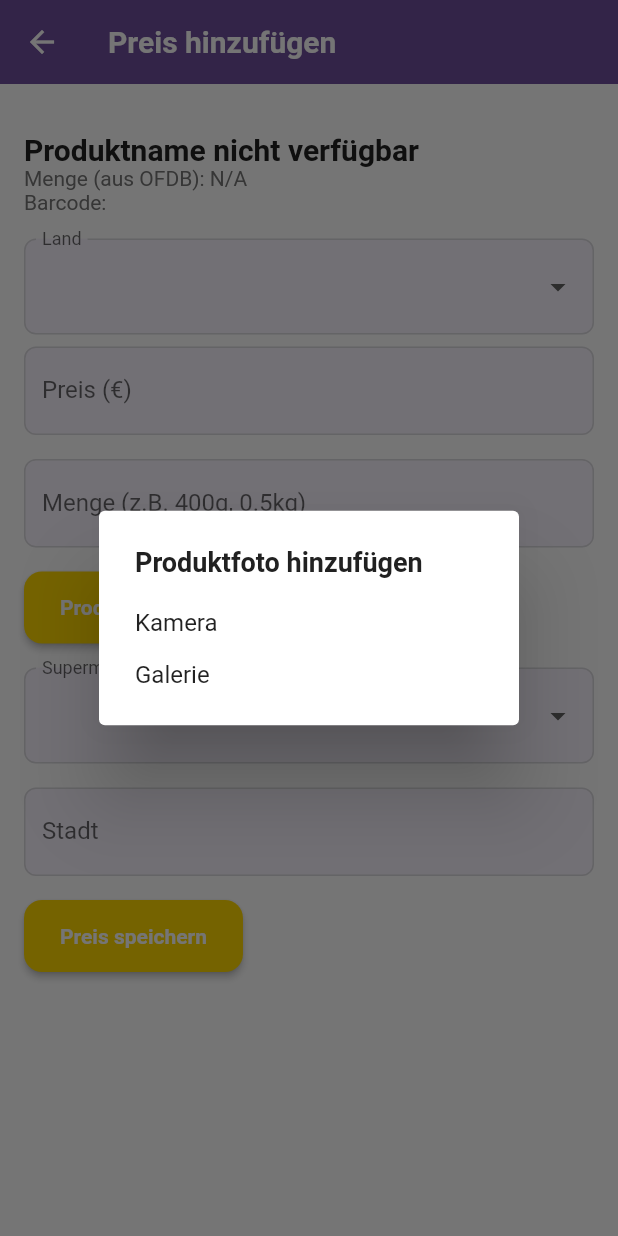
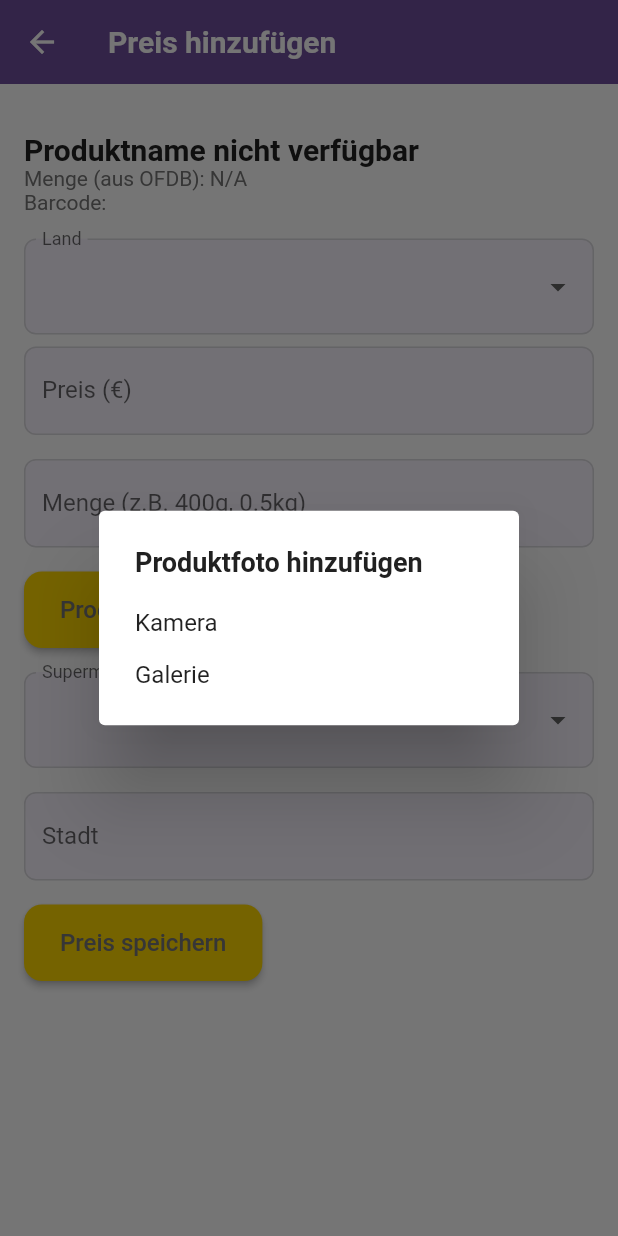
Before and after one commit to bobanmilano/alpenpreisgrenze, a Flutter app: the AddPriceScreen screen opened directly with empty values, after a tap on the "arrow drop down" icon, after a tap on "Produktfoto machen", on a phone screen of 412 x 824 dp. Run offline on Flutter 3.47's test engine with Material 3 defaults, Android fonts, the phone set to English and light mode, and no system bars; our stand-ins replace cloud_firestore, community_material_icon, connectivity_plus, firebase_auth, firebase_core, firebase_storage and 4 more; missing offline and left inert: flutter_image_gallery_saver, mobile_scanner; accounts and stored records are empty; network calls fail.

Commit message:
feat: updates in design and stability

```diff
--- a/lib/screens/add_price_screen.dart
+++ b/lib/screens/add_price_screen.dart
@@ -4,6 +4,7 @@
 import 'package:my_price_tracker_app/models/product.dart';
 import 'package:my_price_tracker_app/services/firebase_service.dart';
 import 'package:my_price_tracker_app/services/openfoodfacts_service.dart';
+import 'package:my_price_tracker_app/theme/app_theme.dart';
 import 'package:path_provider/path_provider.dart';
 import '../services/local_location_service.dart';
 import 'dart:io';
@@ -418,13 +419,13 @@
       // --- Normalisieren für Speicherung und Duplikatsprüfung (nur store!) ---
       String normalizedStore = _selectedStore!.toLowerCase();
       String normalizedCity = _cityController.text.trim().toLowerCase();
-    String normalizedProductName = (_product!.productName ?? 'Unbekannt').toLowerCase();
+      String normalizedProductName = (_product!.productName ?? 'Unbekannt')
+          .toLowerCase();
       String? normalizedBrands = _product!.brands?.toLowerCase();
       // --- ENDE ---
 
       // ✅ Überprüfe, ob bereits ein Eintrag existiert - mit normalisiertem 'store'
-    final existingPriceEntry = await _firebaseService
-        .getPriceEntryByUniqueKey(
+      final existingPriceEntry = await _firebaseService.getPriceEntryByUniqueKey(
         barcode, // NICHT normalisiert
         country, // NICHT normalisiert
         normalizedStore, // <-- Normalisiert, weil in DB als Kleinbuchstaben gespeichert
@@ -445,9 +446,11 @@
 
         // Ausnahmen für AT und DE
         bool canOverride = false;
-      if (country == 'Österreich' && price > existingPrice) { // country NICHT normalisiert
+        if (country == 'Österreich' && price > existingPrice) {
+          // country NICHT normalisiert
           canOverride = true; // AT: Neuer Preis ist höher
-      } else if (country == 'Deutschland' && price < existingPrice) { // country NICHT normalisiert
+        } else if (country == 'Deutschland' && price < existingPrice) {
+          // country NICHT normalisiert
           canOverride = true; // DE: Neuer Preis ist niedriger
         }
 
@@ -469,7 +472,8 @@
         // Falls Überschreiben *erlaubt* ist (z.B. höherer Preis in AT oder älter als 6 Monate)
         if (isOlderThanSixMonths || canOverride) {
           shouldOverride = true;
-        existingDocId = existingPriceEntry.id; // Hole die ID des bestehenden Dokuments
+          existingDocId =
+              existingPriceEntry.id; // Hole die ID des bestehenden Dokuments
         }
       }
       // --- ENDE NEU ---
@@ -513,14 +517,15 @@
       final newPriceEntry = PriceEntry(
         id: '',
         barcode: barcode, // NICHT normalisiert
-      productName: normalizedProductName, // <- Verwende den normalisierten Wert
-      brands: normalizedBrands,           // <- Optional, aber normalisiert
-      quantity: quantity,                 // <- NICHT normalisiert
+        productName:
+            normalizedProductName, // <- Verwende den normalisierten Wert
+        brands: normalizedBrands, // <- Optional, aber normalisiert
+        quantity: quantity, // <- NICHT normalisiert
         price: price,
         userId: _userId,
-      city: normalizedCity,               // <- Verwende den normalisierten Wert
-      country: country,                   // <- NICHT normalisiert
-      store: normalizedStore,             // <- Verwende den normalisierten Wert
+        city: normalizedCity, // <- Verwende den normalisierten Wert
+        country: country, // <- NICHT normalisiert
+        store: normalizedStore, // <- Verwende den normalisierten Wert
         productImageURL: productImageURL,
         timestamp: DateTime.now(),
       );
@@ -534,7 +539,9 @@
           print("Fehler beim Löschen des alten Preis-Eintrags: $e");
           if (mounted) {
             ScaffoldMessenger.of(context).showSnackBar(
-            SnackBar(content: Text('Fehler beim Löschen des alten Eintrags: $e')),
+              SnackBar(
+                content: Text('Fehler beim Löschen des alten Eintrags: $e'),
+              ),
             );
           }
           setState(() {
@@ -560,11 +567,7 @@
         if (mounted) {
           // Dieser Fall sollte jetzt unwahrscheinlicher sein, da wir vorher prüfen
           ScaffoldMessenger.of(context).showSnackBar(
-          SnackBar(
-            content: Text(
-              'Fehler beim Speichern des neuen Preises.',
-            ),
-          ),
+            SnackBar(content: Text('Fehler beim Speichern des neuen Preises.')),
           );
         }
       }
@@ -681,6 +684,10 @@
                         _selectedImage != null
                             ? 'Foto ändern'
                             : 'Produktfoto machen',
+                        textAlign: TextAlign.center,
+                        style: Theme.of(context).textTheme.bodyLarge?.copyWith(
+                          color: AppColors.textSecondary,
+                        ),
                       ),
                     ),
                     if (_selectedImage != null)
@@ -776,7 +783,12 @@
                                 Text('Speichern...'),
                               ],
                             )
-                          : Text('Preis speichern'),
+                          : Text(
+                              'Preis speichern',
+                              textAlign: TextAlign.center,
+                              style: Theme.of(context).textTheme.bodyLarge
+                                  ?.copyWith(color: AppColors.textSecondary),
+                            ),
                     ),
                     // ✅ Status-Text unten
                     if (_isSaving)
--- a/lib/screens/comparison_screen.dart
+++ b/lib/screens/comparison_screen.dart
@@ -329,9 +329,9 @@
 
       // Erstellen der Teilen-Nachricht
       final shareText =
-          'Preisunterschied für "${widget.product.productName}":\n'
-          'Österreich: €${atPrice.price.toStringAsFixed(2)}\n'
-          'Deutschland: €${dePrice.price.toStringAsFixed(2)}\n'
+          'Österreich-Aufschlag für "${widget.product.productName}" bei ${atPrice.displayStore}:\n'
+          'Österreich: €${atPrice.price.toStringAsFixed(2)} (${atPrice.quantity})\n'
+          'Deutschland: €${dePrice.price.toStringAsFixed(2)} (${dePrice.quantity})\n'
           '#ÖsterreichAufschlag #Preisvergleich';
 
       // Teilen des Screenshots mit der Nachricht
--- a/lib/screens/home_screen.dart
+++ b/lib/screens/home_screen.dart
@@ -940,7 +940,7 @@
                     ),
                   ),
                 ),
-                SizedBox(height: AppSpacing.xl),
+                SizedBox(height: AppSpacing.l),
                 ElevatedButton(
                   onPressed: () {
                     Navigator.push(
--- a/lib/screens/profile_edit_screen.dart
+++ b/lib/screens/profile_edit_screen.dart
@@ -114,6 +114,7 @@
     final canChange = await RateLimitService.canUserChangeProfileImage(
       _currentUser!.uid,
     );
+
     if (!canChange) {
       if (mounted) {
         ScaffoldMessenger.of(context).showSnackBar(
--- a/lib/screens/scanned_prices_screen.dart
+++ b/lib/screens/scanned_prices_screen.dart
@@ -151,6 +151,10 @@
     // Paginierung nur im Filtermodus (niemals bei Suche)
     if (_searchController.text.trim().isNotEmpty) return;
 
+    if (_searchController.text.trim().isNotEmpty) {
+      FocusScope.of(context).unfocus();
+    }
+
     if (_scrollController.position.pixels >=
             _scrollController.position.maxScrollExtent - 100 &&
         !_isLoading &&
@@ -244,7 +248,7 @@
         elevation: 0,
         actions: [
           IconButton(
-            icon: Icon(Icons.filter_list),
+            icon: Icon(Icons.filter_alt),
             onPressed: _showFilterDialog,
           ),
         ],
--- a/lib/widgets/price_card.dart
+++ b/lib/widgets/price_card.dart
@@ -344,7 +344,10 @@
                   );
                 });
               },
-              child: Text('Preis hinzufügen'),
+              child: Text('Preis hinzufügen',  textAlign: TextAlign.center,
+                style: Theme.of(
+                  context,
+                ).textTheme.bodyLarge?.copyWith(color: AppColors.textSecondary)),
             ),
           ),
         ],
```
Also changed, not shown: assets/compare-bg.png (added), assets/share-bg.png (added), 1 other file. Lines whose indentation alone changed are shown as unchanged.
